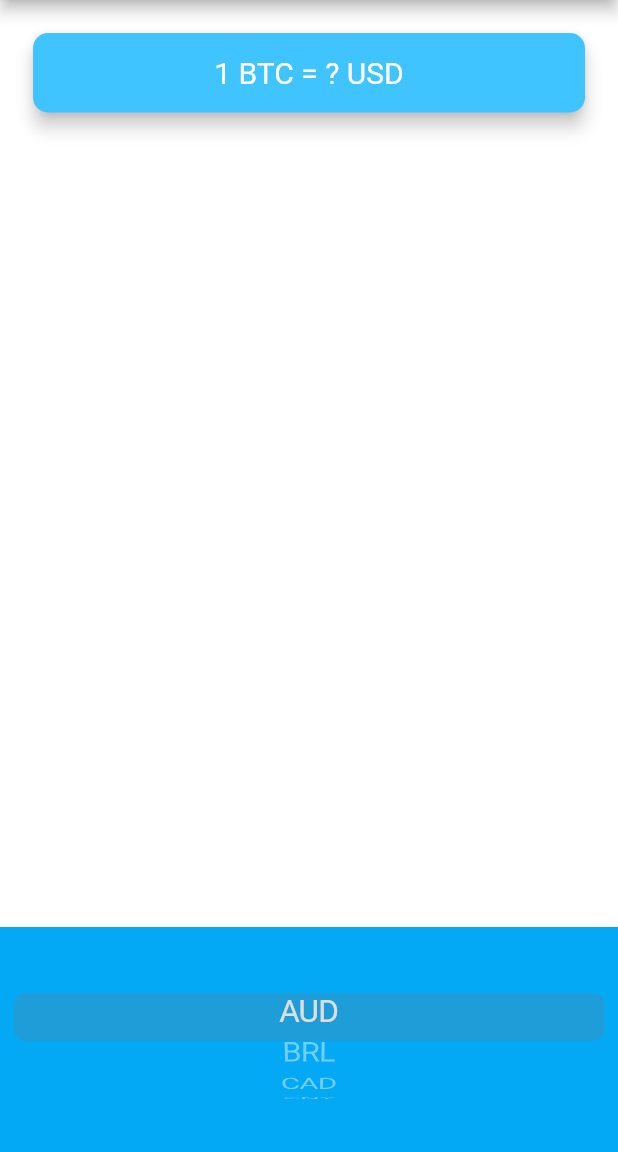
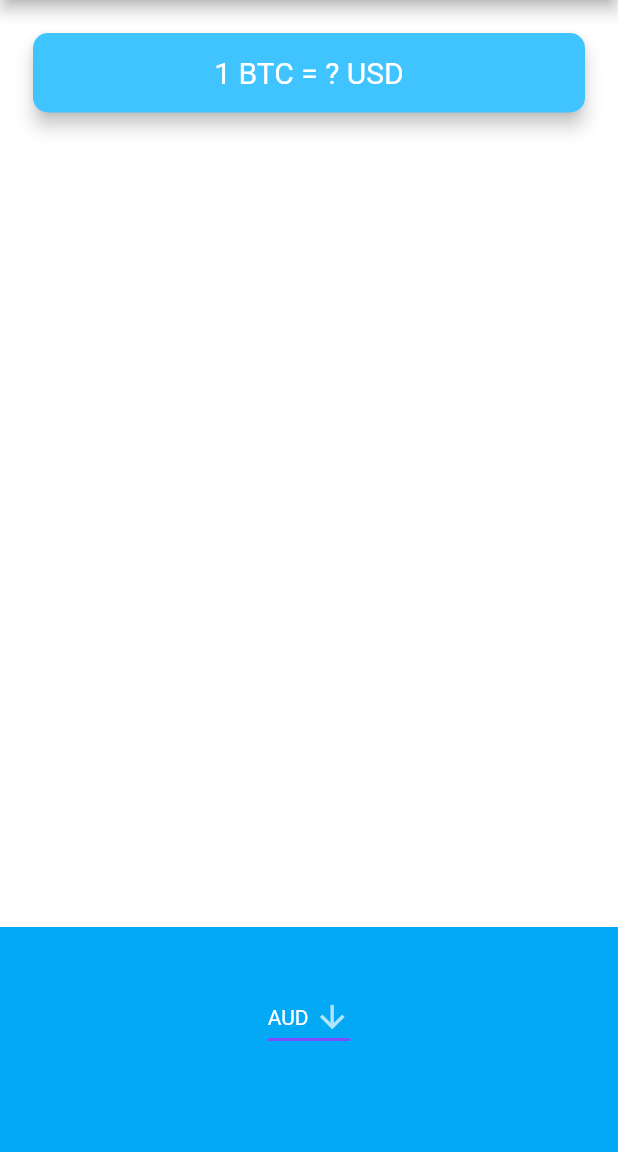
Before and after one commit to reymillenium/bitcoin_ticker, a Flutter app: the screen it shows after launch, on a phone screen of 412 x 824 dp, the part 84-1236 px from its top. Run offline on Flutter 3.47's test engine with Material 2 defaults, Android fonts, the phone set to English and light mode, and no system bars.

Commit message:
Added the method getSelectBoxByPlatform, which detects the platform (IOS or Android) and then decides which Widget to render

```diff
--- a/lib/price_screen.dart
+++ b/lib/price_screen.dart
@@ -1,6 +1,7 @@
 // Packages:
 import 'package:flutter/material.dart';
 import 'package:flutter/cupertino.dart';
+import 'dart:io' show Platform;
 
 //Components:
 import 'coin_data.dart';
@@ -15,7 +16,7 @@ class _PriceScreenState extends State<PriceScreen> {
   String selectedCurrency = currenciesList[0];
   int selectedCurrencyIndex = 0;
 
-  Widget getDropDownButton() {
+  DropdownButton getDropDownButton() {
     return DropdownButton<String>(
       value: selectedCurrency,
       icon: Icon(Icons.arrow_downward),
@@ -46,7 +47,7 @@ class _PriceScreenState extends State<PriceScreen> {
     }).toList();
   }
 
-  Widget getCupertinoPicker() {
+  CupertinoPicker getCupertinoPicker() {
     return CupertinoPicker(
       backgroundColor: Colors.lightBlue,
       itemExtent: 32.0,
@@ -58,6 +59,16 @@ class _PriceScreenState extends State<PriceScreen> {
       },
       children: getCupertinoPickerChildren(),
     );
+  }
+
+  Widget getSelectBoxByPlatform() {
+    bool isIOS = Theme.of(context).platform == TargetPlatform.iOS;
+
+    if (isIOS) {
+      return getCupertinoPicker();
+    } else {
+      return getDropDownButton();
+    }
   }
 
   List<Text> getCupertinoPickerChildren() {
@@ -102,7 +113,7 @@ class _PriceScreenState extends State<PriceScreen> {
             alignment: Alignment.center,
             padding: EdgeInsets.only(bottom: 30.0),
             color: Colors.lightBlue,
-            child: getCupertinoPicker(),
+            child: getSelectBoxByPlatform(),
           ),
         ],
       ),
```
